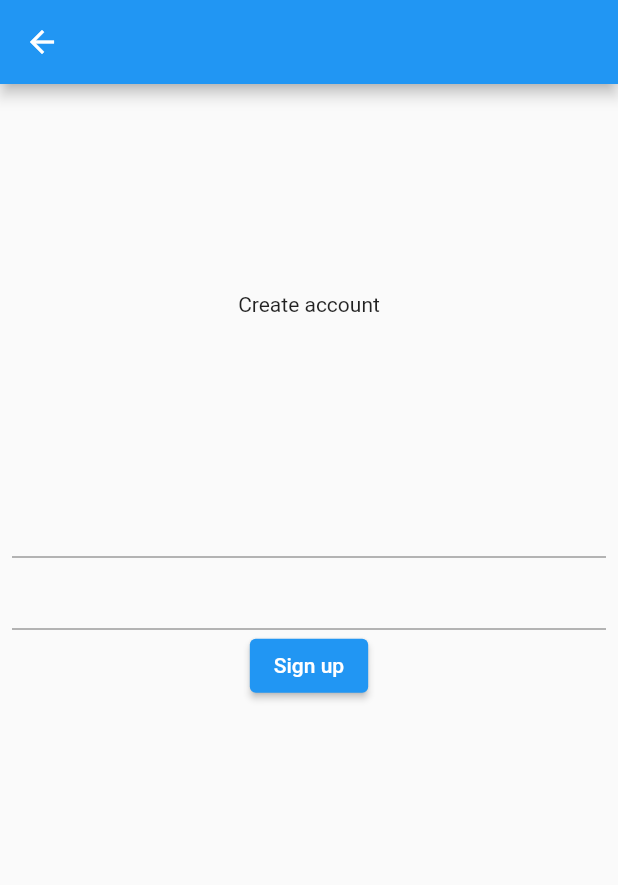
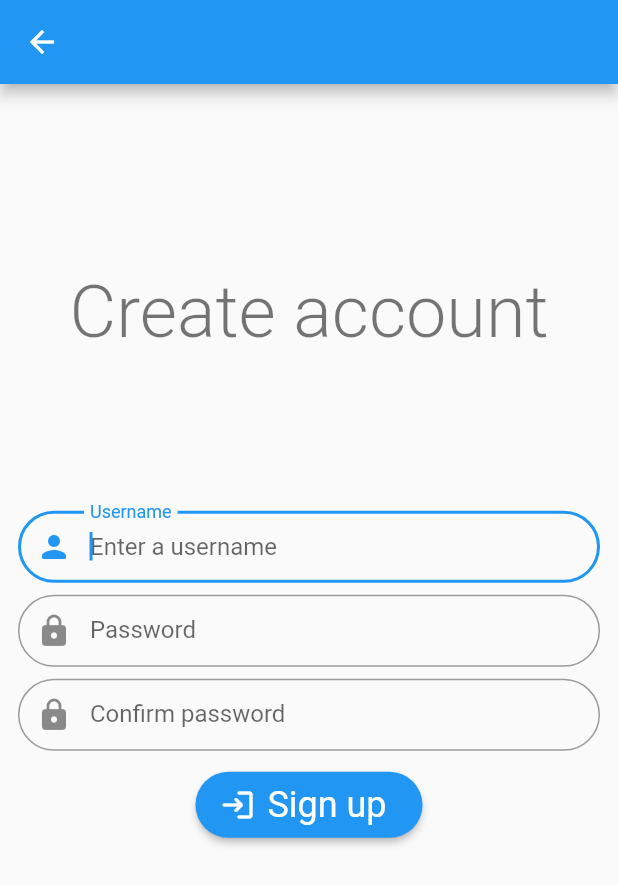
Before and after one commit to Barrow099/BME_SzGSec_Hazi, a Flutter app: the SignupPage screen opened directly, on a phone screen of 412 x 824 dp. Shown: the top 885 px of the screen. Run offline on Flutter 3.47's test engine with Material 2 defaults, Android fonts, the phone set to English and light mode, and no system bars; our stand-ins replace auto_size_text, flutter_riverpod; accounts and stored records are empty.

Commit message:
create loadable buttons, create theme data

```diff
--- a/webshop_client/lib/pages/home_page/downloads_page/downloads_page.dart
+++ b/webshop_client/lib/pages/home_page/downloads_page/downloads_page.dart
@@ -10,6 +10,6 @@ class DownloadsPage extends StatefulWidget {
 class DownloadsPageState extends State<DownloadsPage> {
   @override
   Widget build(BuildContext context) {
-    return Text("Downloads");
+    return const Text("Downloads");
   }
 }
--- a/webshop_client/lib/pages/landing_page/landing_page.dart
+++ b/webshop_client/lib/pages/landing_page/landing_page.dart
@@ -33,8 +33,9 @@ class _LandingPageState extends State<LandingPage> {
                         "Caff Shop",
                         style: TextStyle(
                             fontSize: 300,
-                            // shadows: [Shadow(color: Color.fromARGB(100, 7, 82, 128), blurRadius: 90)],
-                            fontWeight: FontWeight.w300
+                            shadows: [Shadow(color: Color.fromARGB(100, 45, 78, 128), blurRadius: 90)],
+                            fontWeight: FontWeight.w300,
+                            color: Colors.white,
                         ),
                         maxLines: 1,
                       )),
--- a/webshop_client/lib/pages/landing_page/landing_page_background.dart
+++ b/webshop_client/lib/pages/landing_page/landing_page_background.dart
@@ -9,13 +9,13 @@ class WelcomePagesBackground extends StatelessWidget {
     return Stack(
         children: [
           Container(
-            decoration: const BoxDecoration(
+            decoration: BoxDecoration(
                 gradient: LinearGradient(
                     begin: Alignment.topCenter,
                     end: Alignment.bottomCenter,
                     colors: [
-                      Color.fromARGB(255, 174, 210, 232),
-                      Color.fromARGB(255, 216, 224, 226),
+                      Colors.blue.shade500.withAlpha(255),
+                      Colors.blue.shade600.withAlpha(255),
                     ],
                     stops: [0.0, 1.0]
                 )
--- a/webshop_client/lib/pages/landing_page/signup_page.dart
+++ b/webshop_client/lib/pages/landing_page/signup_page.dart
@@ -3,6 +3,7 @@ import 'package:flutter_riverpod/flutter_riverpod.dart';
 
 import '../../provider_objects.dart';
 import '../../data/auth_state.dart';
+import '../../widgets/buttons/loadable_button.dart';
 
 class SignupPage extends ConsumerWidget {
   const SignupPage({Key? key}) : super(key: key);
@@ -36,7 +37,7 @@ class SignupPage extends ConsumerWidget {
           const Spacer(
             flex: 20,
           ),
-          const Center(child: Text("Create account")),
+          Center(child: Text("Create account", style: Theme.of(context).textTheme.displayLarge,)),
           const Spacer(
             flex: 15,
           ),
@@ -44,23 +45,59 @@ class SignupPage extends ConsumerWidget {
             padding: const EdgeInsets.all(8.0),
             child: AutofillGroup(
                 child: Column(
-              children: [
-                // TODO required fields and validation
-                TextFormField(),
-                TextFormField(),
-                ElevatedButton(
-                    onPressed: authStateFuture.isLoading ? null : ref.read(authStateNotifier.notifier).signUp,
-                    child: authStateFuture.isLoading
-                        ? const CircularProgressIndicator(
-                            color: Colors.white,
-                          )
-                        : const Text("Sign up"))
-              ],
+                  children: [
+                    Padding(
+                      padding: const EdgeInsets.symmetric(horizontal: 4, vertical: 4),
+                      child: TextFormField(
+                        autofocus: true,
+                        autofillHints: const [AutofillHints.newUsername],
+                        enableSuggestions: true,
+                        decoration: const InputDecoration (
+                            prefixIcon: Icon(Icons.person_rounded),
+                            labelText: "Username",
+                            hintText: "Enter a username"
+                        ),
+                      ),
+                    ),
+                    Padding(
+                      padding: const EdgeInsets.symmetric(horizontal: 4, vertical: 4),
+                      child: TextFormField(
+                        obscureText: true,
+                        autofillHints: const [AutofillHints.newPassword],
+                        enableSuggestions: true,
+                        decoration: const InputDecoration (
+                            prefixIcon: Icon(Icons.lock_rounded),
+                            labelText: "Password",
+                            hintText: "Enter a password"
+                        ),
+                      ),
+                    ),
+                    Padding(
+                      padding: const EdgeInsets.symmetric(horizontal: 4, vertical: 4),
+                      child: TextFormField(
+                        obscureText: true,
+                        autofillHints: const [AutofillHints.newPassword],
+                        enableSuggestions: true,
+                        decoration: const InputDecoration (
+                            prefixIcon: Icon(Icons.lock_rounded),
+                            labelText: "Confirm password",
+                            hintText: "Enter your password again"
+                        ),
+                      ),
+                    ),
+                    Padding(
+                      padding: const EdgeInsets.all(8.0),
+                      child: LoadableButton(
+                        onPressed: ref.read(authStateNotifier.notifier).signUp,
+                        text: "Sign up",
+                        isLoading: authStateFuture.isLoading,
+                        icon: Icons.login_rounded,
+                      ),
+                    )
+                  ],
             )),
           ),
-          const Spacer(
-            flex: 50,
-          ),
+          const Spacer(flex: 40,),
         ],
       ),
     );
--- a/webshop_client/lib/repository/auth_repository.dart
+++ b/webshop_client/lib/repository/auth_repository.dart
@@ -11,14 +11,14 @@ class AuthRepository {
 
   Future<AuthState> login() async {
     await Future.delayed(const Duration(seconds: 2));
-    //return Future.error("LOLOLOL");
-    userModel = UserModel(uid: "fdsfasd", userName: "dfdsfd");
+    //return Future.error("ERROR");
+    userModel = UserModel(uid: "666UID", userName: "user1");
     return AuthState.loggedIn;
   }
 
   Future<AuthState> signUp() async {
     await Future.delayed(const Duration(seconds: 2));
-    userModel = UserModel(uid: "fdsfasd", userName: "dfdsfd");
+    userModel = UserModel(uid: "666UID", userName: "user1");
     return AuthState.loggedIn;
   }
 
--- /dev/null
+++ b/webshop_client/lib/widgets/buttons/loadable_button.dart
@@ -0,0 +1,46 @@
+import 'package:flutter/material.dart';
+
+class LoadableButton extends StatelessWidget {
+  IconData? icon;
+  Function onPressed;
+  String text;
+  bool isLoading;
+
+  LoadableButton({
+    required this.onPressed,
+    required this.text,
+    required this.isLoading,
+    this.icon,
+  });
+
+  @override
+  Widget build(BuildContext context) {
+    if(icon == null) {
+      return ElevatedButton(
+        onPressed: isLoading ? null : onPressed as void Function()?,
+        child: isLoading ? getLoadingBar() : Text(text),
+      );
+    }
+    else {
+      return ElevatedButton.icon(
+          style: ElevatedButton.styleFrom(
+            padding: const EdgeInsets.fromLTRB(16, 8, 24, 8),
+          ),
+          onPressed: isLoading ? null : onPressed as void Function()?,
+          icon: isLoading ? getLoadingBar() : Icon(icon),
+          label: Text(text)
+      );
+    }
+  }
+
+  Widget getLoadingBar() {
+    return const SizedBox(
+      height: 24,
+      width: 24,
+      child: CircularProgressIndicator(
+        color: Colors.white,
+        strokeWidth: 3,
+      ),
+    );
+  }
+}
```
Also changed, not shown: webshop_client/lib/main.dart (+26 -3 lines), webshop_client/lib/pages/home_page/home_page.dart (+7 -7 lines), webshop_client/lib/pages/landing_page/login_page.dart (+38 -14 lines).
